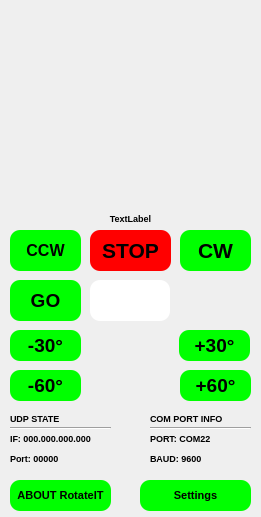
The window that AntRot.ui (DeXTeRGT/RotateIt) describes before a commit, drawn with Qt 5.
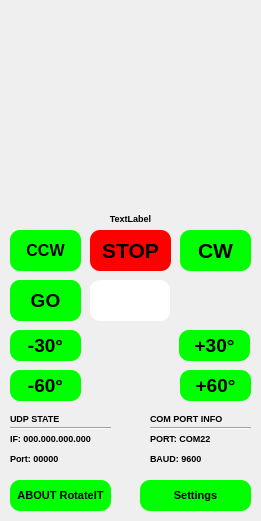
The same window after the commit. Custom widgets are drawn as their Qt base class.

Commit message: Added GUI Settings window

Diff of the .ui file:
```diff
--- a/AntRot.ui
+++ b/AntRot.ui
@@ -7,7 +7,7 @@
     <x>0</x>
     <y>0</y>
     <width>261</width>
-    <height>517</height>
+    <height>521</height>
    </rect>
   </property>
   <property name="sizePolicy">
```
The commit also changes 5 other files.
